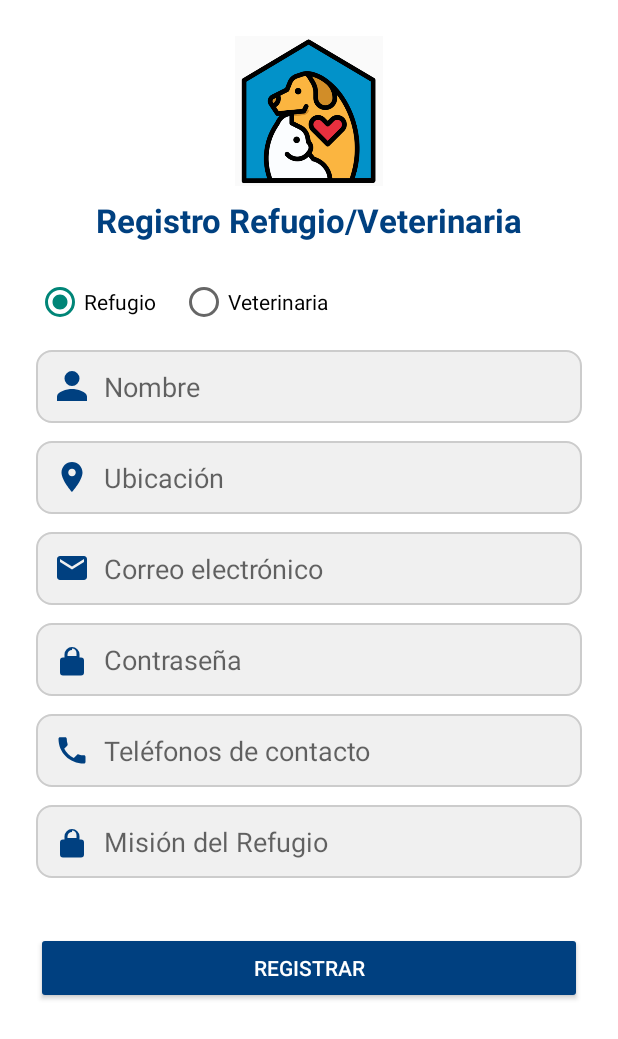
After one commit to DFDev3/StraytoStay, an Android app built with Jetpack Compose: the layout shelter_register.xml on its own in the app's theme, with its tools: preview values and no code run, on a phone screen of 412 x 824 dp. The commit adds this screen. Shown: the top 1039 px of the screen. Run offline under Robolectric (Android 15) with nearby library versions, the phone set to English and light mode, and no system bars.

Commit message:
Develop Shelters register

```diff
--- a/app/src/main/res/layout/activity_register.xml
+++ b/app/src/main/res/layout/activity_register.xml
@@ -59,7 +59,7 @@
             android:id="@+id/idInput"
             android:layout_width="match_parent"
             android:layout_height="wrap_content"
-            android:hint="  Cédula"
+            android:hint="  N Identificacion "
             android:inputType="number"
             android:drawableLeft="@drawable/ic_id"
             android:padding="12dp"
--- /dev/null
+++ b/app/src/main/res/layout/shelter_register.xml
@@ -0,0 +1,188 @@
+<?xml version="1.0" encoding="utf-8"?>
+<ScrollView xmlns:android="http://schemas.android.com/apk/res/android"
+    android:layout_width="match_parent"
+    android:layout_height="match_parent"
+    android:background="#FFFFFF">
+
+    <LinearLayout
+        android:layout_width="match_parent"
+        android:layout_height="wrap_content"
+        android:orientation="vertical"
+        android:padding="24dp"
+        android:gravity="center_horizontal">
+
+        <!-- Logo -->
+        <ImageView
+            android:id="@+id/logo"
+            android:layout_width="100dp"
+            android:layout_height="100dp"
+            android:src="@drawable/logo"
+            android:layout_marginBottom="8dp" />
+
+        <!-- Título -->
+        <TextView
+            android:id="@+id/title"
+            android:layout_width="wrap_content"
+            android:layout_height="wrap_content"
+            android:text="Registro Refugio/Veterinaria"
+            android:textSize="22sp"
+            android:textStyle="bold"
+            android:textColor="#004080"
+            android:layout_marginBottom="24dp" />
+
+        <!-- Tipo de entidad -->
+        <RadioGroup
+            android:id="@+id/typeSelector"
+            android:layout_width="match_parent"
+            android:layout_height="wrap_content"
+            android:orientation="horizontal"
+            android:layout_marginBottom="16dp">
+
+            <RadioButton
+                android:id="@+id/radioRefugio"
+                android:layout_width="wrap_content"
+                android:layout_height="wrap_content"
+                android:text="Refugio"
+                android:checked="true" />
+
+            <RadioButton
+                android:id="@+id/radioVeterinaria"
+                android:layout_width="wrap_content"
+                android:layout_height="wrap_content"
+                android:text="Veterinaria"
+                android:layout_marginStart="16dp" />
+        </RadioGroup>
+
+        <!-- Común -->
+        <EditText
+            android:id="@+id/shelter_name"
+            android:layout_width="match_parent"
+            android:layout_height="wrap_content"
+            android:hint="  Nombre"
+            android:drawableLeft="@drawable/ic_user"
+            android:padding="12dp"
+            android:background="@drawable/edittext_background"
+            android:layout_marginBottom="12dp" />
+
+        <EditText
+            android:id="@+id/shelter_address"
+            android:layout_width="match_parent"
+            android:layout_height="wrap_content"
+            android:hint="  Ubicación"
+            android:drawableLeft="@drawable/ic_location"
+            android:padding="12dp"
+            android:background="@drawable/edittext_background"
+            android:layout_marginBottom="12dp" />
+
+        <EditText
+            android:id="@+id/shelter_email"
+            android:layout_width="match_parent"
+            android:layout_height="wrap_content"
+            android:hint="  Correo electrónico"
+            android:inputType="textEmailAddress"
+            android:drawableLeft="@drawable/ic_email"
+            android:padding="12dp"
+            android:background="@drawable/edittext_background"
+            android:layout_marginBottom="12dp" />
+
+        <EditText
+            android:id="@+id/shelter_password"
+            android:layout_width="match_parent"
+            android:layout_height="wrap_content"
+            android:hint="  Contraseña"
+            android:inputType="textPassword"
+            android:drawableLeft="@drawable/ic_password"
+            android:padding="12dp"
+            android:background="@drawable/edittext_background"
+            android:layout_marginBottom="12dp" />
+
+        <EditText
+            android:id="@+id/shelter_phone"
+            android:layout_width="match_parent"
+            android:layout_height="wrap_content"
+            android:hint="  Teléfonos de contacto"
+            android:inputType="phone"
+            android:drawableLeft="@drawable/ic_phone"
+            android:padding="12dp"
+            android:background="@drawable/edittext_background"
+            android:layout_marginBottom="12dp" />
+
+        <!-- Refugio: solo Misión -->
+        <LinearLayout
+            android:id="@+id/refugioFields"
+            android:layout_width="match_parent"
+            android:layout_height="wrap_content"
+            android:orientation="vertical"
+            android:visibility="visible">
+
+            <EditText
+                android:id="@+id/shelter_permiso_ica"
+                android:layout_width="match_parent"
+                android:layout_height="wrap_content"
+                android:hint="  Misión del Refugio"
+                android:drawableLeft="@drawable/ic_password"
+                android:padding="12dp"
+                android:background="@drawable/edittext_background"
+                android:layout_marginBottom="12dp" />
+        </LinearLayout>
+
+        <!-- Veterinaria: NIT, servicios, productos -->
+        <LinearLayout
+            android:id="@+id/vetFields"
+            android:layout_width="match_parent"
+            android:layout_height="wrap_content"
+            android:orientation="vertical"
+            android:visibility="gone">
+
+            <EditText
+                android:id="@+id/shelter_nit"
+                android:layout_width="match_parent"
+                android:layout_height="wrap_content"
+                android:hint="  NIT"
+                android:inputType="number"
+                android:drawableLeft="@drawable/ic_id"
+                android:padding="12dp"
+                android:background="@drawable/edittext_background"
+                android:layout_marginBottom="12dp" />
+
+            <EditText
+                android:id="@+id/shelter_services"
+                android:layout_width="match_parent"
+                android:layout_height="wrap_content"
+                android:hint="  Servicios"
+                android:drawableLeft="@drawable/ic_password"
+                android:padding="12dp"
+                android:background="@drawable/edittext_background"
+                android:layout_marginBottom="12dp" />
+
+            <EditText
+                android:id="@+id/shelter_products"
+                android:layout_width="match_parent"
+                android:layout_height="wrap_content"
+                android:hint="  Productos"
+                android:drawableLeft="@drawable/ic_password"
+                android:padding="12dp"
+                android:background="@drawable/edittext_background"
+                android:layout_marginBottom="12dp" />
+        </LinearLayout>
+
+        <!-- Botón de registrar -->
+        <Button
+            android:id="@+id/shelter_register_button"
+            android:layout_width="match_parent"
+            android:layout_height="wrap_content"
+            android:text="Registrar"
+            android:backgroundTint="#004080"
+            android:textColor="#FFFFFF"
+            android:layout_marginTop="24dp"
+            android:layout_marginBottom="12dp" />
+
+        <!-- Barra de progreso -->
+        <ProgressBar
+            android:id="@+id/progress_bar"
+            android:layout_width="wrap_content"
+            android:layout_height="wrap_content"
+            android:visibility="gone"
+            android:layout_gravity="center" />
+    </LinearLayout>
+</ScrollView>
```
